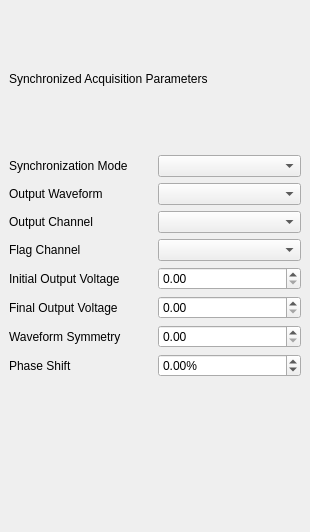
Before: the Qt Designer form source/qxrdsynchronizedacquisitiondialog.ui in guyjennings/qxrd, drawn with Qt 5.
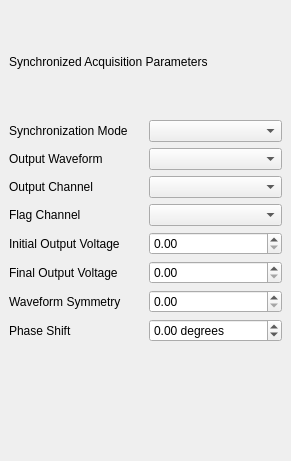
After: the same form once the commit is applied. Custom widgets are drawn as their Qt base class.

Commit message: Changed sync acquisition phase shift to be an angle +/- 360 degrees

```diff
--- a/source/qxrdsynchronizedacquisitiondialog.ui
+++ b/source/qxrdsynchronizedacquisitiondialog.ui
@@ -6,8 +6,8 @@
    <rect>
     <x>0</x>
     <y>0</y>
-    <width>310</width>
-    <height>532</height>
+    <width>291</width>
+    <height>461</height>
    </rect>
   </property>
   <property name="windowTitle">
@@ -129,13 +129,13 @@
 Script Property synchronization.syncAcquisitionPhaseShift</string>
       </property>
       <property name="suffix">
-       <string>%</string>
+       <string> degrees</string>
       </property>
       <property name="minimum">
-       <double>-100.000000000000000</double>
+       <double>-360.000000000000000</double>
       </property>
       <property name="maximum">
-       <double>100.000000000000000</double>
+       <double>360.000000000000000</double>
       </property>
      </widget>
     </item>
```
Left out of the diff: 11 changed lines with no effect on the pictures. The commit also changes 1 other file.
